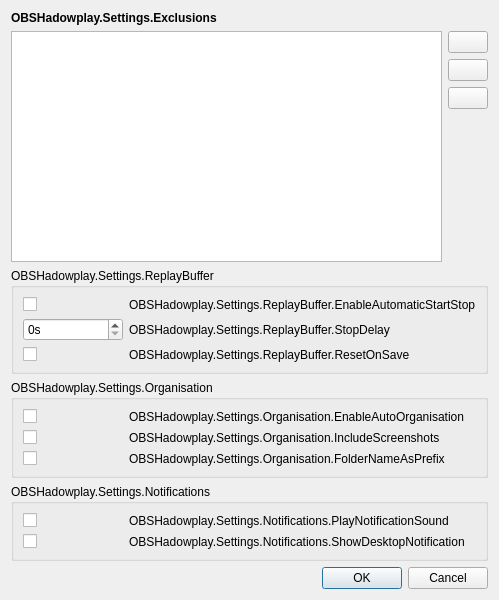
This is src/ui/SettingsDialog.ui in EZ64cool/obs-hadowplay as Qt 5 draws it before an edit. The edited form follows.
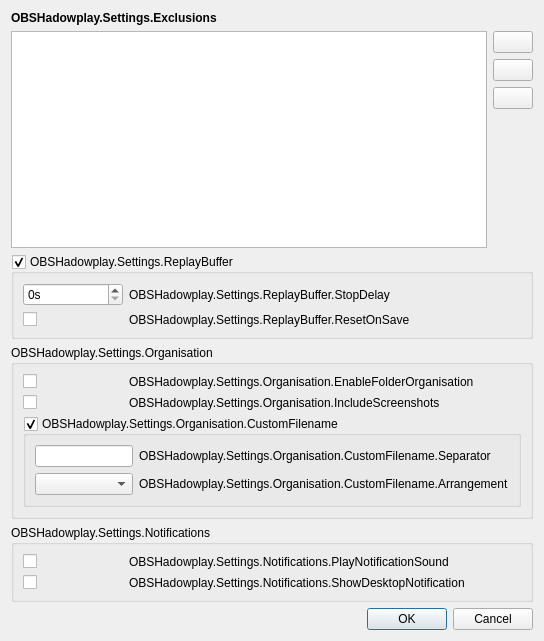
This is the edited form.

Commit message:
Updated logic to only allow separator and arrangement
This aims to avoid any nasty issues with allowing full customisation.
Small fixes to logic (c_str in snprintf)

Diff of the .ui file:
```diff
--- a/src/ui/SettingsDialog.ui
+++ b/src/ui/SettingsDialog.ui
@@ -6,8 +6,8 @@
    <rect>
     <x>0</x>
     <y>0</y>
-    <width>487</width>
-    <height>600</height>
+    <width>544</width>
+    <height>641</height>
    </rect>
   </property>
   <property name="sizePolicy">
@@ -123,29 +123,18 @@
      <property name="title">
       <string>OBSHadowplay.Settings.ReplayBuffer</string>
      </property>
+     <property name="checkable">
+      <bool>true</bool>
+     </property>
      <layout class="QGridLayout" name="gridLayout" columnstretch="0,1" columnminimumwidth="100,0">
-      <item row="2" column="0">
-       <layout class="QHBoxLayout" name="horizontalLayout_2">
-        <item>
-         <widget class="QCheckBox" name="reset_buffer_on_save_checkbox">
-          <property name="text">
-           <string/>
-          </property>
-         </widget>
-        </item>
-        <item alignment="Qt::AlignRight">
-         <widget class="QLabel" name="reset_on_save_info_icon">
-          <property name="toolTip">
-           <string>OBSHadowplay.Settings.ReplayBuffer.ResetOnSave.Warning</string>
-          </property>
-          <property name="text">
-           <string/>
-          </property>
-         </widget>
-        </item>
-       </layout>
+      <item row="0" column="1">
+       <widget class="QLabel" name="label">
+        <property name="text">
+         <string>OBSHadowplay.Settings.ReplayBuffer.StopDelay</string>
+        </property>
+       </widget>
       </item>
-      <item row="1" column="0">
+      <item row="0" column="0">
        <widget class="QSpinBox" name="buffer_stop_delay_spinbox">
         <property name="suffix">
          <string>s</string>
@@ -155,28 +144,7 @@
         </property>
        </widget>
       </item>
-      <item row="0" column="1">
-       <widget class="QLabel" name="label_2">
-        <property name="text">
-         <string>OBSHadowplay.Settings.ReplayBuffer.EnableAutomaticStartStop</string>
-        </property>
-       </widget>
-      </item>
       <item row="1" column="1">
-       <widget class="QLabel" name="label">
-        <property name="text">
-         <string>OBSHadowplay.Settings.ReplayBuffer.StopDelay</string>
-        </property>
-       </widget>
-      </item>
-      <item row="0" column="0">
-       <widget class="QCheckBox" name="automatic_replay_checkbox">
-        <property name="text">
-         <string/>
-        </property>
-       </widget>
-      </item>
-      <item row="2" column="1">
        <widget class="QLabel" name="reset_buffer_on_save_label">
         <property name="text">
          <string>OBSHadowplay.Settings.ReplayBuffer.ResetOnSave</string>
@@ -186,6 +154,27 @@
         </property>
        </widget>
       </item>
+      <item row="1" column="0">
+       <layout class="QHBoxLayout" name="horizontalLayout_2">
+        <item>
+         <widget class="QCheckBox" name="reset_buffer_on_save_checkbox">
+          <property name="text">
+           <string/>
+          </property>
+         </widget>
+        </item>
+        <item alignment="Qt::AlignRight">
+         <widget class="QLabel" name="reset_on_save_info_icon">
+          <property name="toolTip">
+           <string>OBSHadowplay.Settings.ReplayBuffer.ResetOnSave.Warning</string>
+          </property>
+          <property name="text">
+           <string/>
+          </property>
+         </widget>
+        </item>
+       </layout>
+      </item>
      </layout>
     </widget>
    </item>
@@ -204,27 +193,6 @@
       <property name="leftMargin">
        <number>9</number>
       </property>
-      <item row="2" column="1">
-       <widget class="QLabel" name="label_5">
-        <property name="text">
-         <string>OBSHadowplay.Settings.Organisation.FolderNameAsPrefix</string>
-        </property>
-       </widget>
-      </item>
-      <item row="0" column="0">
-       <widget class="QCheckBox" name="enable_automatic_organisation_checkbox">
-        <property name="text">
-         <string/>
-        </property>
-       </widget>
-      </item>
-      <item row="2" column="0">
-       <widget class="QCheckBox" name="folder_name_as_prefix_checkbox">
-        <property name="text">
-         <string/>
-        </property>
-       </widget>
-      </item>
       <item row="1" column="1">
        <widget class="QLabel" name="label_4">
         <property name="text">
@@ -232,11 +200,50 @@
         </property>
        </widget>
       </item>
-      <item row="0" column="1">
-       <widget class="QLabel" name="label_3">
-        <property name="text">
-         <string>OBSHadowplay.Settings.Organisation.EnableAutoOrganisation</string>
+      <item row="2" column="0" colspan="2">
+       <widget class="QGroupBox" name="custom_filename_groupbox">
+        <property name="toolTip">
+         <string>OBSHadowplay.Settings.Organisation.CustomFilename.EnableCustomFilename</string>
         </property>
+        <property name="title">
+         <string>OBSHadowplay.Settings.Organisation.CustomFilename</string>
+        </property>
+        <property name="checkable">
+         <bool>true</bool>
+        </property>
+        <layout class="QGridLayout" name="gridLayout_4" columnminimumwidth="90,0">
+         <item row="1" column="0">
+          <widget class="QComboBox" name="custom_filename_format_arrangement">
+           <property name="editable">
+            <bool>false</bool>
+           </property>
+           <property name="currentIndex">
+            <number>-1</number>
+           </property>
+          </widget>
+         </item>
+         <item row="0" column="0">
+          <widget class="QLineEdit" name="custom_filename_separator_textbox">
+           <property name="clearButtonEnabled">
+            <bool>false</bool>
+           </property>
+          </widget>
+         </item>
+         <item row="0" column="1">
+          <widget class="QLabel" name="label_8">
+           <property name="text">
+            <string>OBSHadowplay.Settings.Organisation.CustomFilename.Separator</string>
+           </property>
+          </widget>
+         </item>
+         <item row="1" column="1">
+          <widget class="QLabel" name="label_5">
+           <property name="text">
+            <string>OBSHadowplay.Settings.Organisation.CustomFilename.Arrangement</string>
+           </property>
+          </widget>
+         </item>
+        </layout>
        </widget>
       </item>
       <item row="1" column="0">
@@ -246,6 +253,20 @@
         </property>
        </widget>
       </item>
+      <item row="0" column="0">
+       <widget class="QCheckBox" name="folder_organisation_checkbox">
+        <property name="text">
+         <string/>
+        </property>
+       </widget>
+      </item>
+      <item row="0" column="1">
+       <widget class="QLabel" name="label_2">
+        <property name="text">
+         <string>OBSHadowplay.Settings.Organisation.EnableFolderOrganisation</string>
+        </property>
+       </widget>
+      </item>
      </layout>
     </widget>
    </item>
@@ -254,6 +275,9 @@
      <property name="title">
       <string>OBSHadowplay.Settings.Notifications</string>
      </property>
+     <property name="checkable">
+      <bool>false</bool>
+     </property>
      <layout class="QGridLayout" name="gridLayout_3" columnstretch="0,1" columnminimumwidth="100,0">
       <property name="sizeConstraint">
        <enum>QLayout::SetDefaultConstraint</enum>
```
Left out of the diff: 6 changed lines with no effect on the pictures. The commit also changes 9 other files.
